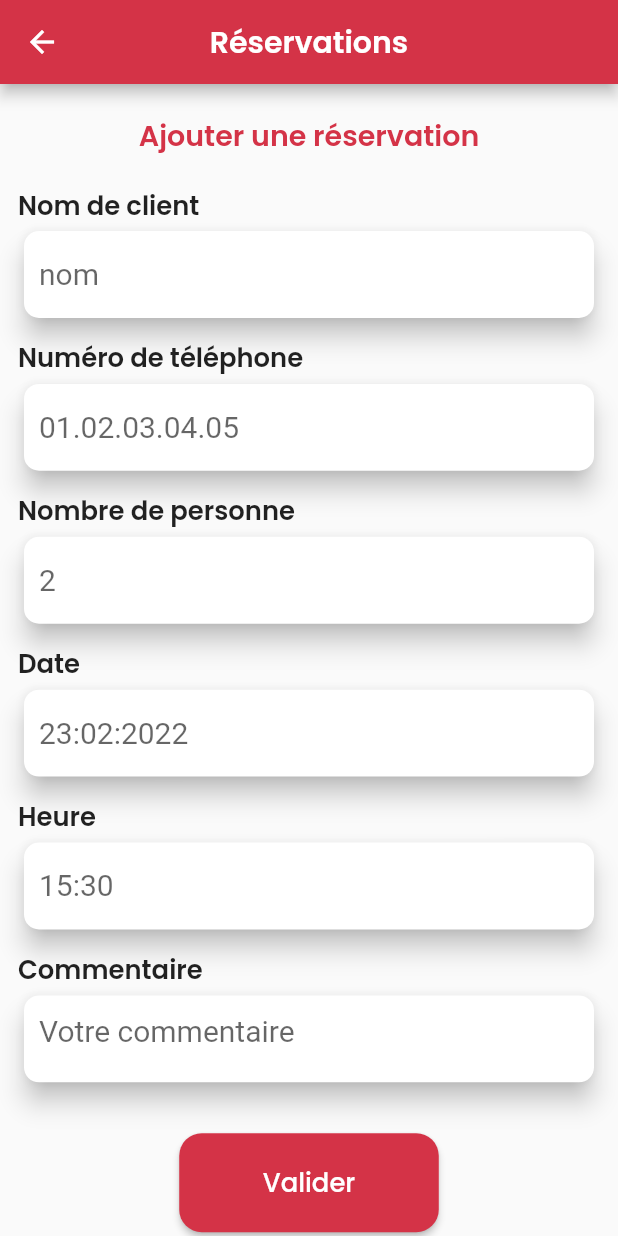
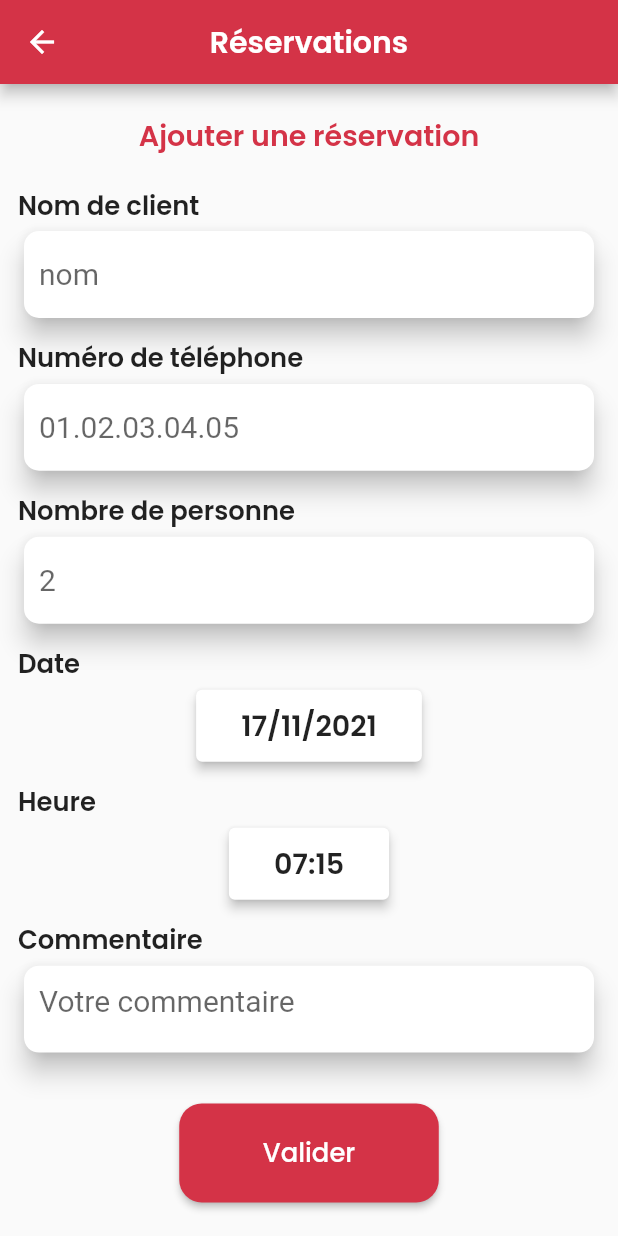
Before and after one commit to razifertani/cocuisinage-app-mobile-pro, a Flutter app: the AjouterReservation screen opened directly, on a phone screen of 412 x 824 dp. Run offline on Flutter 3.47's test engine with Material 2 defaults, Android fonts, the phone set to English and light mode, and no system bars; drawn by our look-alikes of argon_buttons_flutter, auto_size_text; our stand-ins replace avatar_glow, calendar_timeline, dartz, firebase_core, firebase_messaging, fl_chart and 9 more; accounts and stored records are empty.

Commit message:
first_commit

```diff
--- a/lib/ui/screens/reservation/reservation_screens/ajouter_reservation.dart
+++ b/lib/ui/screens/reservation/reservation_screens/ajouter_reservation.dart
@@ -1,3 +1,5 @@
+import 'package:cocuisinage_app_mobile_pro_mobile_pro/ui/shared/widgets/time_picker/pick_date.dart';
+import 'package:cocuisinage_app_mobile_pro_mobile_pro/ui/shared/widgets/time_picker/pick_time.dart';
 import 'package:flutter/material.dart';
 
 import '../../../../Theme/my_colors.dart';
@@ -16,9 +18,9 @@ class _AjouterReservationState extends State<AjouterReservation> {
   GlobalKey<FormState> key = GlobalKey<FormState>();
   TextEditingController nom = TextEditingController();
   TextEditingController nombre = TextEditingController();
-  TextEditingController heure = TextEditingController();
+  // TextEditingController heure = TextEditingController();
   TextEditingController phone = TextEditingController();
-  TextEditingController date = TextEditingController();
+  // TextEditingController date = TextEditingController();
 
   TextEditingController cmntr = TextEditingController();
 
@@ -32,7 +34,9 @@ class _AjouterReservationState extends State<AjouterReservation> {
           ),
           centerTitle: true,
           backgroundColor: MyColors.red,
-          leading: IconButton(icon: const Icon(Icons.arrow_back), onPressed: () => Navigator.pop(context))),
+          leading: IconButton(
+              icon: const Icon(Icons.arrow_back),
+              onPressed: () => Navigator.pop(context))),
       body: SingleChildScrollView(
           child: Padding(
         padding: const EdgeInsets.symmetric(horizontal: 12),
@@ -45,12 +49,16 @@ class _AjouterReservationState extends State<AjouterReservation> {
                 height: 20,
               ),
               Center(
-                child: Text("Ajouter une réservation", style: MyTextStyles.headline.copyWith(color: MyColors.red, fontWeight: FontWeight.w600)),
+                child: Text("Ajouter une réservation",
+                    style: MyTextStyles.headline.copyWith(
+                        color: MyColors.red, fontWeight: FontWeight.w600)),
               ),
               const SizedBox(
                 height: 20,
               ),
-              Text("Nom de client", style: MyTextStyles.subhead.copyWith(fontWeight: FontWeight.w600)),
+              Text("Nom de client",
+                  style: MyTextStyles.subhead
+                      .copyWith(fontWeight: FontWeight.w600)),
               CustomCardTextForm(
                 controller: nom,
                 hintText: "nom",
@@ -64,7 +72,9 @@ class _AjouterReservationState extends State<AjouterReservation> {
               const SizedBox(
                 height: 10,
               ),
-              Text("Numéro de téléphone", style: MyTextStyles.subhead.copyWith(fontWeight: FontWeight.w600)),
+              Text("Numéro de téléphone",
+                  style: MyTextStyles.subhead
+                      .copyWith(fontWeight: FontWeight.w600)),
               CustomCardTextForm(
                 controller: phone,
                 hintText: "01.02.03.04.05",
@@ -79,7 +89,9 @@ class _AjouterReservationState extends State<AjouterReservation> {
               const SizedBox(
                 height: 10,
               ),
-              Text("Nombre de personne", style: MyTextStyles.subhead.copyWith(fontWeight: FontWeight.w600)),
+              Text("Nombre de personne",
+                  style: MyTextStyles.subhead
+                      .copyWith(fontWeight: FontWeight.w600)),
               CustomCardTextForm(
                 controller: nombre,
                 hintText: "2",
@@ -93,35 +105,43 @@ class _AjouterReservationState extends State<AjouterReservation> {
               const SizedBox(
                 height: 10,
               ),
-              Text("Date", style: MyTextStyles.subhead.copyWith(fontWeight: FontWeight.w600)),
-              CustomCardTextForm(
-                controller: date,
-                hintText: "23:02:2022",
-                validator: (String? value) {
-                  if (value!.isEmpty) {
-                    return 'La date de personne est requis !';
-                  }
-                  return null;
-                },
-              ),
+              Text("Date",
+                  style: MyTextStyles.subhead
+                      .copyWith(fontWeight: FontWeight.w600)),
+              // CustomCardTextForm(
+              //   controller: date,
+              //   hintText: "23:02:2022",
+              //   validator: (String? value) {
+              //     if (value!.isEmpty) {
+              //       return 'La date de personne est requis !';
+              //     }
+              //     return null;
+              //   },
+              // ),
+              Center(child: PickDate()),
               const SizedBox(
                 height: 10,
               ),
-              Text("Heure", style: MyTextStyles.subhead.copyWith(fontWeight: FontWeight.w600)),
-              CustomCardTextForm(
-                controller: heure,
-                hintText: "15:30",
-                validator: (String? value) {
-                  if (value!.isEmpty) {
-                    return 'L\'heure de personne est requis !';
-                  }
-                  return null;
-                },
-              ),
+              Text("Heure",
+                  style: MyTextStyles.subhead
+                      .copyWith(fontWeight: FontWeight.w600)),
+              // CustomCardTextForm(
+              //   controller: heure,
+              //   hintText: "15:30",
+              //   validator: (String? value) {
+              //     if (value!.isEmpty) {
+              //       return 'L\'heure de personne est requis !';
+              //     }
+              //     return null;
+              //   },
+              // ),
+              Center(child: PickTime()),
               const SizedBox(
                 height: 10,
               ),
-              Text("Commentaire", style: MyTextStyles.subhead.copyWith(fontWeight: FontWeight.w600)),
+              Text("Commentaire",
+                  style: MyTextStyles.subhead
+                      .copyWith(fontWeight: FontWeight.w600)),
               CustomCardTextForm(
                 controller: cmntr,
                 hintText: "Votre commentaire",
--- a/lib/utils/globals.dart
+++ b/lib/utils/globals.dart
@@ -2,9 +2,9 @@ import 'package:cocuisinage_app_mobile_pro_mobile_pro/models/profile.dart';
 import 'package:cocuisinage_app_mobile_pro_mobile_pro/models/role_permission.dart';
 
 class Globals {
-  static String baseUrl = "http://127.0.0.1:8001/api";
+  // static String baseUrl = "http://127.0.0.1:8001/api";
   // static String baseUrl = "https://371b-41-230-15-255.eu.ngrok.io/api";
-  // static String baseUrl = "http://15.236.5.125:8008/api";
+  static String baseUrl = "http://15.236.5.125:8008/api";
 
   static late Profile profile;
   static late String token;
```
Also changed, not shown: lib/ui/screens/reservation/reservation_screens/reservation_screen.dart (+25 -12 lines), lib/ui/shared/widgets/planning_widgets/horizontal_calendar.dart (+6 -2 lines).
